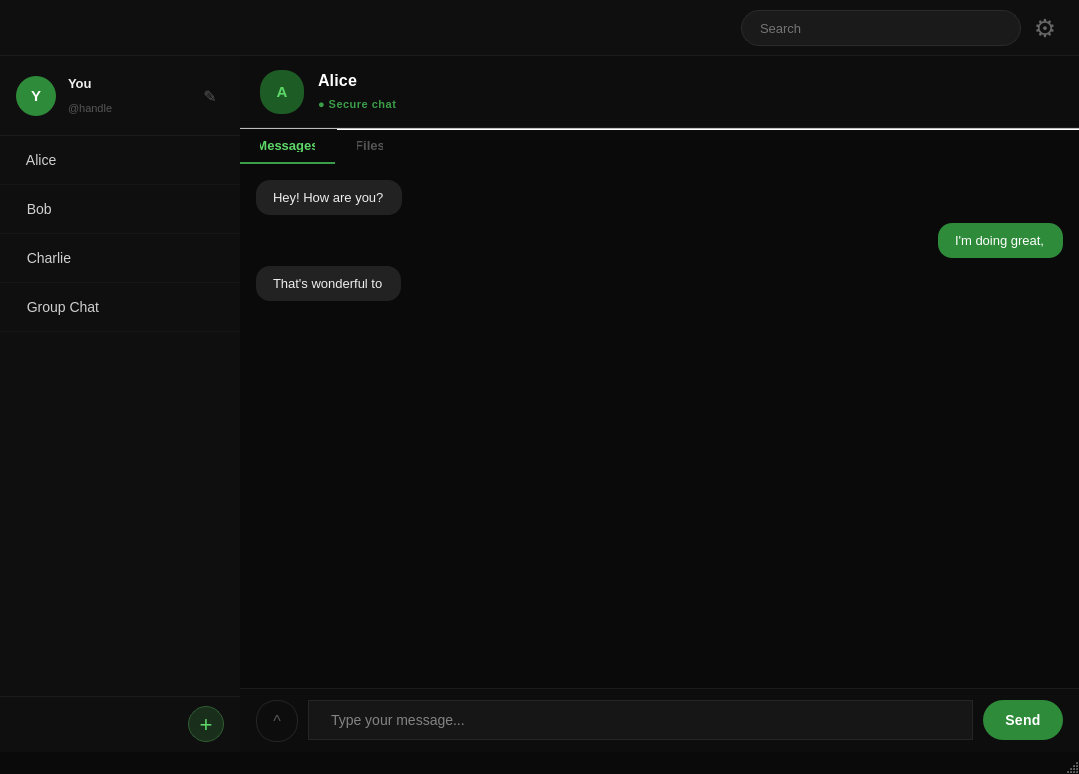
Old version of the form Peer2Pear_QtProj/mainwindow.ui in the repository zjones2142/Peer2Pear.
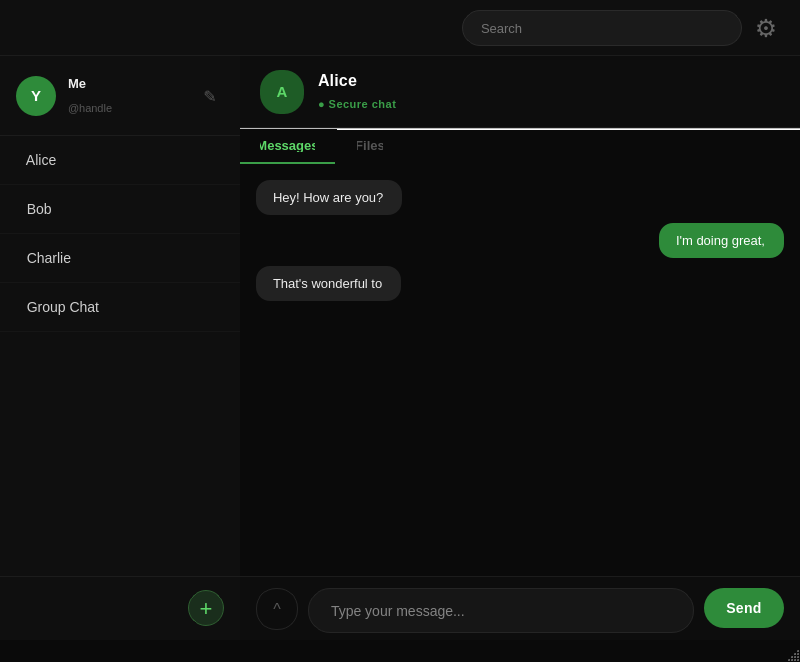
New version of the form.

Commit message: changed the text box to not cutoff characters and aligned it with the add contact button

Patch:
```diff
--- a/Peer2Pear_QtProj/mainwindow.ui
+++ b/Peer2Pear_QtProj/mainwindow.ui
@@ -6,8 +6,8 @@
    <rect>
     <x>0</x>
     <y>0</y>
-    <width>1079</width>
-    <height>774</height>
+    <width>800</width>
+    <height>662</height>
    </rect>
   </property>
   <property name="minimumSize">
@@ -331,7 +331,7 @@
                    <item>
                     <widget class="QLabel" name="profileNameLabel">
                      <property name="text">
-                      <string>You</string>
+                      <string>Me</string>
                      </property>
                     </widget>
                    </item>
@@ -421,13 +421,13 @@
                <property name="minimumSize">
                 <size>
                  <width>0</width>
-                 <height>56</height>
+                 <height>64</height>
                 </size>
                </property>
                <property name="maximumSize">
                 <size>
                  <width>16777215</width>
-                 <height>56</height>
+                 <height>64</height>
                 </size>
                </property>
                <property name="styleSheet">
@@ -647,6 +647,9 @@
                         <verstretch>0</verstretch>
                        </sizepolicy>
                       </property>
+                      <property name="styleSheet">
+                       <string notr="true">QScrollBar:vertical { background-color: #1a1a1a; width: 6px; margin: 0; }</string>
+                      </property>
                       <property name="frameShape">
                        <enum>QFrame::Shape::NoFrame</enum>
                       </property>
@@ -664,8 +667,8 @@
                         <rect>
                          <x>0</x>
                          <y>0</y>
-                         <width>839</width>
-                         <height>504</height>
+                         <width>560</width>
+                         <height>388</height>
                         </rect>
                        </property>
                        <property name="sizePolicy">
@@ -1153,6 +1156,12 @@
                     <verstretch>0</verstretch>
                    </sizepolicy>
                   </property>
+                  <property name="minimumSize">
+                   <size>
+                    <width>0</width>
+                    <height>45</height>
+                   </size>
+                  </property>
                   <property name="placeholderText">
                    <string>Type your message...</string>
                   </property>
@@ -1160,6 +1169,12 @@
                 </item>
                 <item>
                  <widget class="QPushButton" name="sendBtn">
+                  <property name="minimumSize">
+                   <size>
+                    <width>80</width>
+                    <height>40</height>
+                   </size>
+                  </property>
                   <property name="text">
                    <string>Send</string>
                   </property>
```
Left out of the diff: 18 changed lines with no effect on the pictures.
